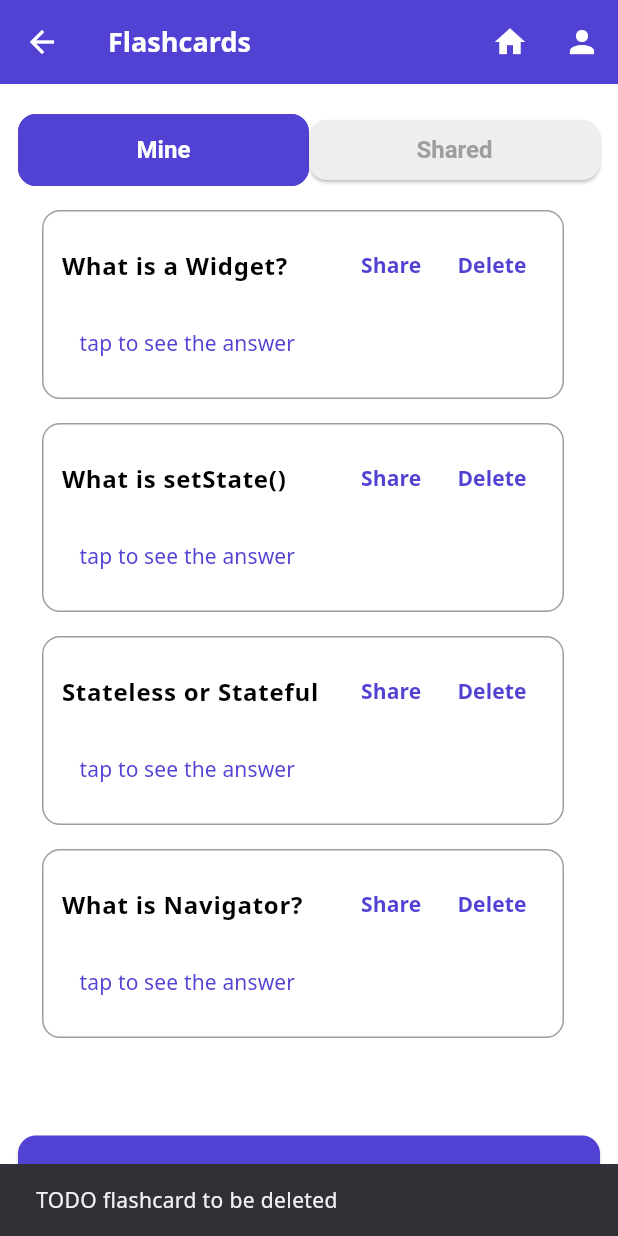
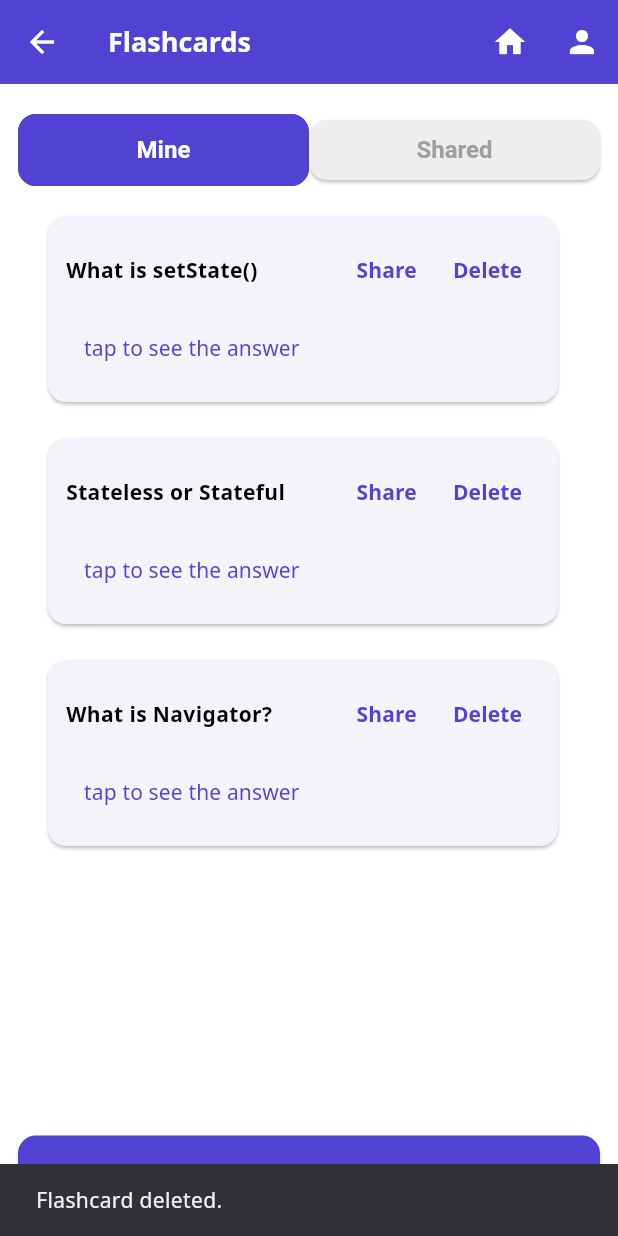
Before and after one commit to kaanguler2005/CS310-Mobile-App-Project, a Flutter app: the FlashcardsPage screen opened directly, after a tap on "Delete", on a phone screen of 412 x 824 dp. Run offline on Flutter 3.47's test engine with Material 3 defaults, Android fonts, the phone set to English and light mode, and no system bars; our stand-ins replace shared_preferences; accounts and stored records are empty.

Commit message:
Add flashcard delete and run instructions to README

```diff
--- a/lib/features/student/views/flashcards_page.dart
+++ b/lib/features/student/views/flashcards_page.dart
@@ -17,6 +17,7 @@ class _FlashcardsPageState extends State<FlashcardsPage> {
   final String tapMSG = "tap to see the answer";
   bool _mine = true;
   int _tappedIndex = -1;
+  final Profile profile = Profile();
 
   @override
   void dispose() {
@@ -25,8 +26,6 @@ class _FlashcardsPageState extends State<FlashcardsPage> {
 
   @override
   Widget build(BuildContext context) {
-    final Profile profile =
-        Profile();
     return Scaffold(
       appBar: AppBar(
         title: const Text(
@@ -127,12 +126,9 @@ class _FlashcardsPageState extends State<FlashcardsPage> {
                     return ListTile(
                       title: SizedBox(
                         width: double.infinity,
-                        child: Container(
+                        child: Card(
+                          child: Padding(
                             padding: const EdgeInsets.all(12),
-                          decoration: BoxDecoration(
-                            border: Border.all(color: Colors.grey),
-                            borderRadius: BorderRadius.circular(12),
-                          ),
                             child: Column(
                               mainAxisAlignment: MainAxisAlignment.start,
                               children: [
@@ -186,12 +182,22 @@ class _FlashcardsPageState extends State<FlashcardsPage> {
                                             alignment: Alignment.centerLeft,
                                             child: TextButton(
                                               onPressed: () {
+                                                setState(() {
+                                                  if (_mine) {
+                                                    profile.mineFlashcards
+                                                        .removeAt(index);
+                                                  } else {
+                                                    profile.sharedFlashcards
+                                                        .removeAt(index);
+                                                  }
+                                                  _tappedIndex = -1;
+                                                });
                                                 ScaffoldMessenger.of(
                                                   context,
                                                 ).showSnackBar(
                                                   const SnackBar(
                                                     content: Text(
-                                                    'TODO flashcard to be deleted',
+                                                      'Flashcard deleted.',
                                                     ),
                                                   ),
                                                 );
@@ -242,6 +248,7 @@ class _FlashcardsPageState extends State<FlashcardsPage> {
                             ),
                           ),
                         ),
+                      ),
                     );
                   },
                 ),
```
Also changed, not shown: 1 other file. Lines whose indentation alone changed are shown as unchanged.
